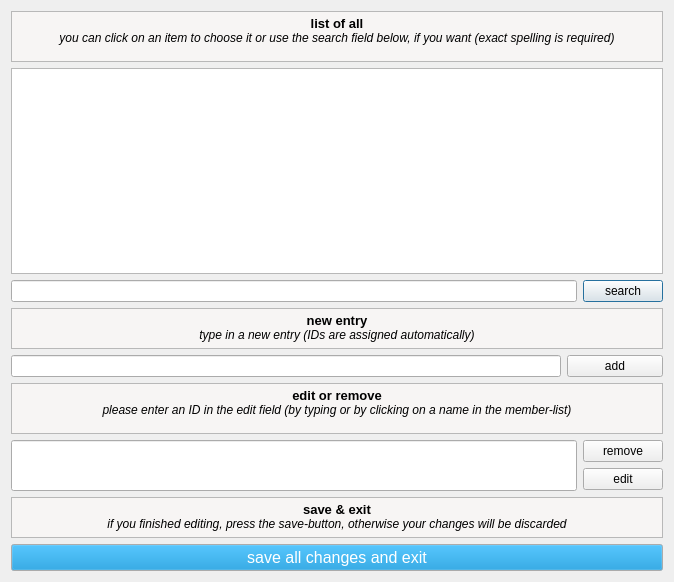
This is studentseditor.ui in Netsrik80/Activity-Manager as Qt 5 draws it before an edit. The edited form follows.
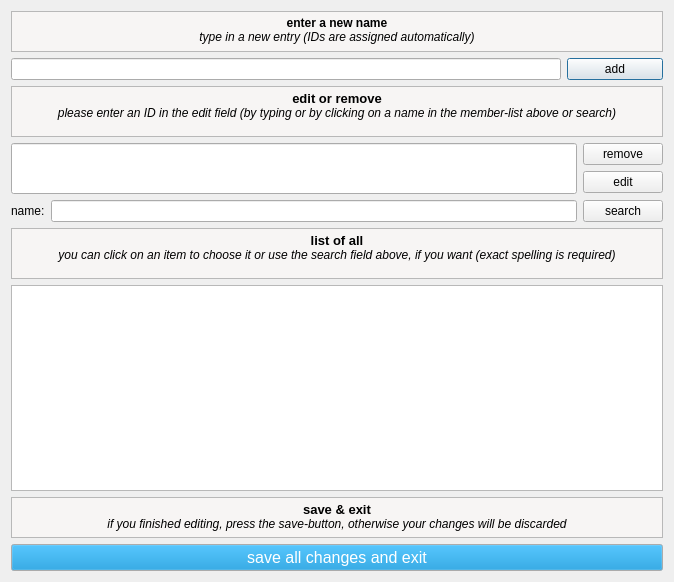
This is the edited form.

What changed in the file:
```diff
--- a/studentseditor.ui
+++ b/studentseditor.ui
@@ -20,101 +20,6 @@
    <bool>false</bool>
   </property>
   <layout class="QVBoxLayout" name="verticalLayout_2">
-   <item>
-    <widget class="QTextBrowser" name="textBrowser_2">
-     <property name="maximumSize">
-      <size>
-       <width>16777215</width>
-       <height>51</height>
-      </size>
-     </property>
-     <property name="palette">
-      <palette>
-       <active>
-        <colorrole role="Base">
-         <brush brushstyle="SolidPattern">
-          <color alpha="255">
-           <red>247</red>
-           <green>245</green>
-           <blue>244</blue>
-          </color>
-         </brush>
-        </colorrole>
-       </active>
-       <inactive>
-        <colorrole role="Base">
-         <brush brushstyle="SolidPattern">
-          <color alpha="255">
-           <red>247</red>
-           <green>245</green>
-           <blue>244</blue>
-          </color>
-         </brush>
-        </colorrole>
-       </inactive>
-       <disabled>
-        <colorrole role="Base">
-         <brush brushstyle="SolidPattern">
-          <color alpha="255">
-           <red>239</red>
-           <green>235</green>
-           <blue>231</blue>
-          </color>
-         </brush>
-        </colorrole>
-       </disabled>
-      </palette>
-     </property>
-     <property name="focusPolicy">
-      <enum>Qt::NoFocus</enum>
-     </property>
-     <property name="autoFillBackground">
-      <bool>false</bool>
-     </property>
-     <property name="html">
-      <string>&lt;!DOCTYPE HTML PUBLIC &quot;-//W3C//DTD HTML 4.0//EN&quot; &quot;http://www.w3.org/TR/REC-html40/strict.dtd&quot;&gt;
-&lt;html&gt;&lt;head&gt;&lt;meta name=&quot;qrichtext&quot; content=&quot;1&quot; /&gt;&lt;style type=&quot;text/css&quot;&gt;
-p, li { white-space: pre-wrap; }
-&lt;/style&gt;&lt;/head&gt;&lt;body style=&quot; font-family:'Sans Serif'; font-size:9pt; font-weight:400; font-style:normal;&quot;&gt;
-&lt;p align=&quot;center&quot; style=&quot; margin-top:0px; margin-bottom:0px; margin-left:0px; margin-right:0px; -qt-block-indent:0; text-indent:0px;&quot;&gt;&lt;span style=&quot; font-size:10pt; font-weight:600;&quot;&gt;list of all&lt;/span&gt;&lt;/p&gt;
-&lt;p align=&quot;center&quot; style=&quot; margin-top:0px; margin-bottom:0px; margin-left:0px; margin-right:0px; -qt-block-indent:0; text-indent:0px;&quot;&gt;&lt;span style=&quot; font-style:italic;&quot;&gt;you can click on an item to choose it or use the search field below, if you want (exact spelling is required)&lt;/span&gt;&lt;/p&gt;&lt;/body&gt;&lt;/html&gt;</string>
-     </property>
-    </widget>
-   </item>
-   <item>
-    <widget class="QListView" name="QListView_allMembers">
-     <property name="cursor" stdset="0">
-      <cursorShape>PointingHandCursor</cursorShape>
-     </property>
-     <property name="focusPolicy">
-      <enum>Qt::StrongFocus</enum>
-     </property>
-     <property name="accessibleName">
-      <string/>
-     </property>
-    </widget>
-   </item>
-   <item>
-    <layout class="QHBoxLayout" name="horizontalLayout_3">
-     <item>
-      <widget class="QLineEdit" name="lineEdit_search">
-       <property name="focusPolicy">
-        <enum>Qt::StrongFocus</enum>
-       </property>
-      </widget>
-     </item>
-     <item>
-      <widget class="QPushButton" name="pushButton_search">
-       <property name="focusPolicy">
-        <enum>Qt::StrongFocus</enum>
-       </property>
-       <property name="text">
-        <string>search</string>
-       </property>
-      </widget>
-     </item>
-    </layout>
-   </item>
    <item>
     <layout class="QVBoxLayout" name="verticalLayout_3">
      <item>
@@ -173,7 +78,7 @@
 &lt;html&gt;&lt;head&gt;&lt;meta name=&quot;qrichtext&quot; content=&quot;1&quot; /&gt;&lt;style type=&quot;text/css&quot;&gt;
 p, li { white-space: pre-wrap; }
 &lt;/style&gt;&lt;/head&gt;&lt;body style=&quot; font-family:'Sans Serif'; font-size:9pt; font-weight:400; font-style:normal;&quot;&gt;
-&lt;p align=&quot;center&quot; style=&quot; margin-top:0px; margin-bottom:0px; margin-left:0px; margin-right:0px; -qt-block-indent:0; text-indent:0px;&quot;&gt;&lt;span style=&quot; font-size:10pt; font-weight:600;&quot;&gt;new entry&lt;/span&gt;&lt;/p&gt;
+&lt;p align=&quot;center&quot; style=&quot; margin-top:0px; margin-bottom:0px; margin-left:0px; margin-right:0px; -qt-block-indent:0; text-indent:0px;&quot;&gt;&lt;span style=&quot; font-weight:600;&quot;&gt;enter a new name&lt;/span&gt;&lt;/p&gt;
 &lt;p align=&quot;center&quot; style=&quot; margin-top:0px; margin-bottom:0px; margin-left:0px; margin-right:0px; -qt-block-indent:0; text-indent:0px;&quot;&gt;&lt;span style=&quot; font-style:italic;&quot;&gt;type in a new entry (IDs are assigned automatically)&lt;/span&gt;&lt;/p&gt;&lt;/body&gt;&lt;/html&gt;</string>
        </property>
       </widget>
@@ -264,7 +169,7 @@
 p, li { white-space: pre-wrap; }
 &lt;/style&gt;&lt;/head&gt;&lt;body style=&quot; font-family:'Sans Serif'; font-size:9pt; font-weight:400; font-style:normal;&quot;&gt;
 &lt;p align=&quot;center&quot; style=&quot; margin-top:0px; margin-bottom:0px; margin-left:0px; margin-right:0px; -qt-block-indent:0; text-indent:0px;&quot;&gt;&lt;span style=&quot; font-size:10pt; font-weight:600;&quot;&gt;edit or remove&lt;/span&gt;&lt;/p&gt;
-&lt;p align=&quot;center&quot; style=&quot; margin-top:0px; margin-bottom:0px; margin-left:0px; margin-right:0px; -qt-block-indent:0; text-indent:0px;&quot;&gt;&lt;span style=&quot; font-style:italic;&quot;&gt;please enter an ID in the edit field (by typing or by clicking on a name in the member-list)&lt;/span&gt;&lt;/p&gt;&lt;/body&gt;&lt;/html&gt;</string>
+&lt;p align=&quot;center&quot; style=&quot; margin-top:0px; margin-bottom:0px; margin-left:0px; margin-right:0px; -qt-block-indent:0; text-indent:0px;&quot;&gt;&lt;span style=&quot; font-style:italic;&quot;&gt;please enter an ID in the edit field (by typing or by clicking on a name in the member-list above or search)&lt;/span&gt;&lt;/p&gt;&lt;/body&gt;&lt;/html&gt;</string>
      </property>
     </widget>
    </item>
@@ -309,6 +214,108 @@
      </item>
     </layout>
    </item>
+   <item>
+    <layout class="QHBoxLayout" name="horizontalLayout_3">
+     <item>
+      <widget class="QLabel" name="label">
+       <property name="text">
+        <string>name:</string>
+       </property>
+      </widget>
+     </item>
+     <item>
+      <widget class="QLineEdit" name="lineEdit_search">
+       <property name="focusPolicy">
+        <enum>Qt::StrongFocus</enum>
+       </property>
+      </widget>
+     </item>
+     <item>
+      <widget class="QPushButton" name="pushButton_search">
+       <property name="focusPolicy">
+        <enum>Qt::StrongFocus</enum>
+       </property>
+       <property name="text">
+        <string>search</string>
+       </property>
+      </widget>
+     </item>
+    </layout>
+   </item>
+   <item>
+    <widget class="QTextBrowser" name="textBrowser_2">
+     <property name="maximumSize">
+      <size>
+       <width>16777215</width>
+       <height>51</height>
+      </size>
+     </property>
+     <property name="palette">
+      <palette>
+       <active>
+        <colorrole role="Base">
+         <brush brushstyle="SolidPattern">
+          <color alpha="255">
+           <red>247</red>
+           <green>245</green>
+           <blue>244</blue>
+          </color>
+         </brush>
+        </colorrole>
+       </active>
+       <inactive>
+        <colorrole role="Base">
+         <brush brushstyle="SolidPattern">
+          <color alpha="255">
+           <red>247</red>
+           <green>245</green>
+           <blue>244</blue>
+          </color>
+         </brush>
+        </colorrole>
+       </inactive>
+       <disabled>
+        <colorrole role="Base">
+         <brush brushstyle="SolidPattern">
+          <color alpha="255">
+           <red>239</red>
+           <green>235</green>
+           <blue>231</blue>
+          </color>
+         </brush>
+        </colorrole>
+       </disabled>
+      </palette>
+     </property>
+     <property name="focusPolicy">
+      <enum>Qt::NoFocus</enum>
+     </property>
+     <property name="autoFillBackground">
+      <bool>false</bool>
+     </property>
+     <property name="html">
+      <string>&lt;!DOCTYPE HTML PUBLIC &quot;-//W3C//DTD HTML 4.0//EN&quot; &quot;http://www.w3.org/TR/REC-html40/strict.dtd&quot;&gt;
+&lt;html&gt;&lt;head&gt;&lt;meta name=&quot;qrichtext&quot; content=&quot;1&quot; /&gt;&lt;style type=&quot;text/css&quot;&gt;
+p, li { white-space: pre-wrap; }
+&lt;/style&gt;&lt;/head&gt;&lt;body style=&quot; font-family:'Sans Serif'; font-size:9pt; font-weight:400; font-style:normal;&quot;&gt;
+&lt;p align=&quot;center&quot; style=&quot; margin-top:0px; margin-bottom:0px; margin-left:0px; margin-right:0px; -qt-block-indent:0; text-indent:0px;&quot;&gt;&lt;span style=&quot; font-size:10pt; font-weight:600;&quot;&gt;list of all&lt;/span&gt;&lt;/p&gt;
+&lt;p align=&quot;center&quot; style=&quot; margin-top:0px; margin-bottom:0px; margin-left:0px; margin-right:0px; -qt-block-indent:0; text-indent:0px;&quot;&gt;&lt;span style=&quot; font-style:italic;&quot;&gt;you can click on an item to choose it or use the search field above, if you want (exact spelling is required)&lt;/span&gt;&lt;/p&gt;&lt;/body&gt;&lt;/html&gt;</string>
+     </property>
+    </widget>
+   </item>
+   <item>
+    <widget class="QListView" name="QListView_allMembers">
+     <property name="cursor" stdset="0">
+      <cursorShape>PointingHandCursor</cursorShape>
+     </property>
+     <property name="focusPolicy">
+      <enum>Qt::StrongFocus</enum>
+     </property>
+     <property name="accessibleName">
+      <string/>
+     </property>
+    </widget>
+   </item>
    <item>
     <widget class="QTextBrowser" name="textBrowser_4">
      <property name="maximumSize">
```
